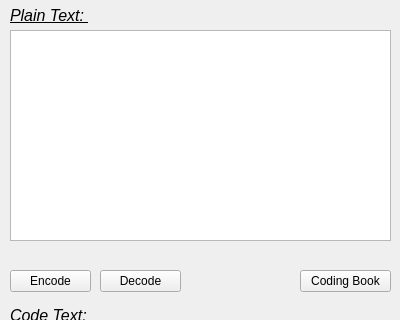
First picture: the form in mainwindow.ui, repository BestSean2016/decoding, before the edit; both pictures show x 0 to 400 and y 0 to 320 of the 400 by 550 pixel window.
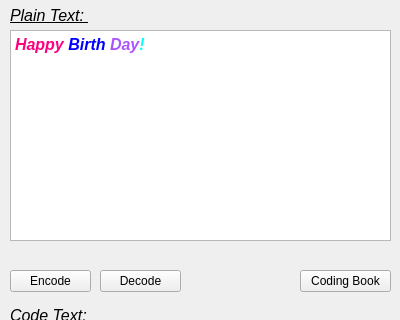
Second picture: the form after the edit.

Commit message: fist version UI design

Patch:
```diff
--- a/mainwindow.ui
+++ b/mainwindow.ui
@@ -36,6 +36,13 @@
       <height>211</height>
      </rect>
     </property>
+    <property name="html">
+     <string>&lt;!DOCTYPE HTML PUBLIC &quot;-//W3C//DTD HTML 4.0//EN&quot; &quot;http://www.w3.org/TR/REC-html40/strict.dtd&quot;&gt;
+&lt;html&gt;&lt;head&gt;&lt;meta name=&quot;qrichtext&quot; content=&quot;1&quot; /&gt;&lt;style type=&quot;text/css&quot;&gt;
+p, li { white-space: pre-wrap; }
+&lt;/style&gt;&lt;/head&gt;&lt;body style=&quot; font-family:'Sans Serif'; font-size:9pt; font-weight:400; font-style:normal;&quot;&gt;
+&lt;p style=&quot; margin-top:0px; margin-bottom:0px; margin-left:0px; margin-right:0px; -qt-block-indent:0; text-indent:0px;&quot;&gt;&lt;span style=&quot; font-size:12pt; font-weight:600; font-style:italic; color:#ff007f;&quot;&gt;Happy&lt;/span&gt;&lt;span style=&quot; font-size:12pt;&quot;&gt; &lt;/span&gt;&lt;span style=&quot; font-size:12pt; font-weight:600; font-style:italic; color:#0000ff;&quot;&gt;Birth&lt;/span&gt;&lt;span style=&quot; font-size:12pt;&quot;&gt; &lt;/span&gt;&lt;span style=&quot; font-size:12pt; font-weight:600; font-style:italic; color:#aa55ff;&quot;&gt;Day&lt;/span&gt;&lt;span style=&quot; font-size:12pt; font-weight:600; font-style:italic; color:#00ffff;&quot;&gt;!&lt;/span&gt;&lt;/p&gt;&lt;/body&gt;&lt;/html&gt;</string>
+    </property>
    </widget>
    <widget class="QPushButton" name="pbEncoding">
     <property name="geometry">
```
